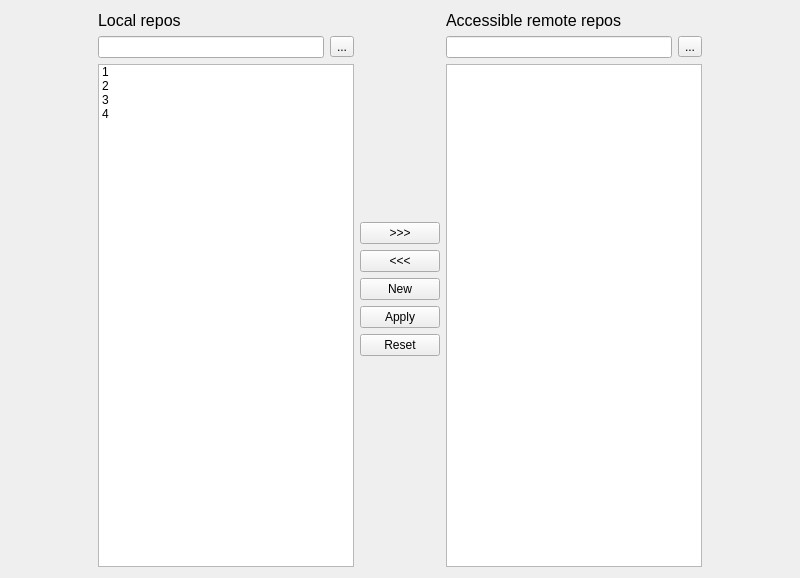
Above: client/ui/repo_conf.ui from Kirisummer/config_sync before the change. Below: the same form after it.
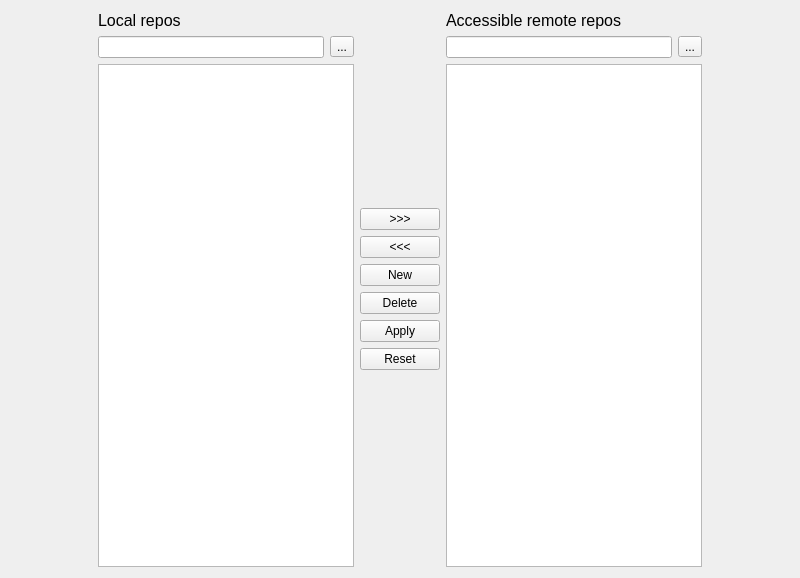
That is the form after the change.

Commit message: Lotsa fixes C:, implement part of repo config control

Diff of the .ui file:
```diff
--- a/client/ui/repo_conf.ui
+++ b/client/ui/repo_conf.ui
@@ -46,26 +46,6 @@
        <property name="sortingEnabled">
         <bool>true</bool>
        </property>
-       <item>
-        <property name="text">
-         <string>1</string>
-        </property>
-       </item>
-       <item>
-        <property name="text">
-         <string>2</string>
-        </property>
-       </item>
-       <item>
-        <property name="text">
-         <string>3</string>
-        </property>
-       </item>
-       <item>
-        <property name="text">
-         <string>4</string>
-        </property>
-       </item>
       </widget>
      </item>
      <item row="1" column="1">
@@ -128,6 +108,13 @@
        </property>
       </widget>
      </item>
+     <item>
+      <widget class="QPushButton" name="delete_repo_button">
+       <property name="text">
+        <string>Delete</string>
+       </property>
+      </widget>
+     </item>
      <item>
       <widget class="QDialogButtonBox" name="control_buttons">
        <property name="sizePolicy">
```
Left out of the diff: 29 changed lines with no effect on the pictures. The commit also changes 9 other files.
